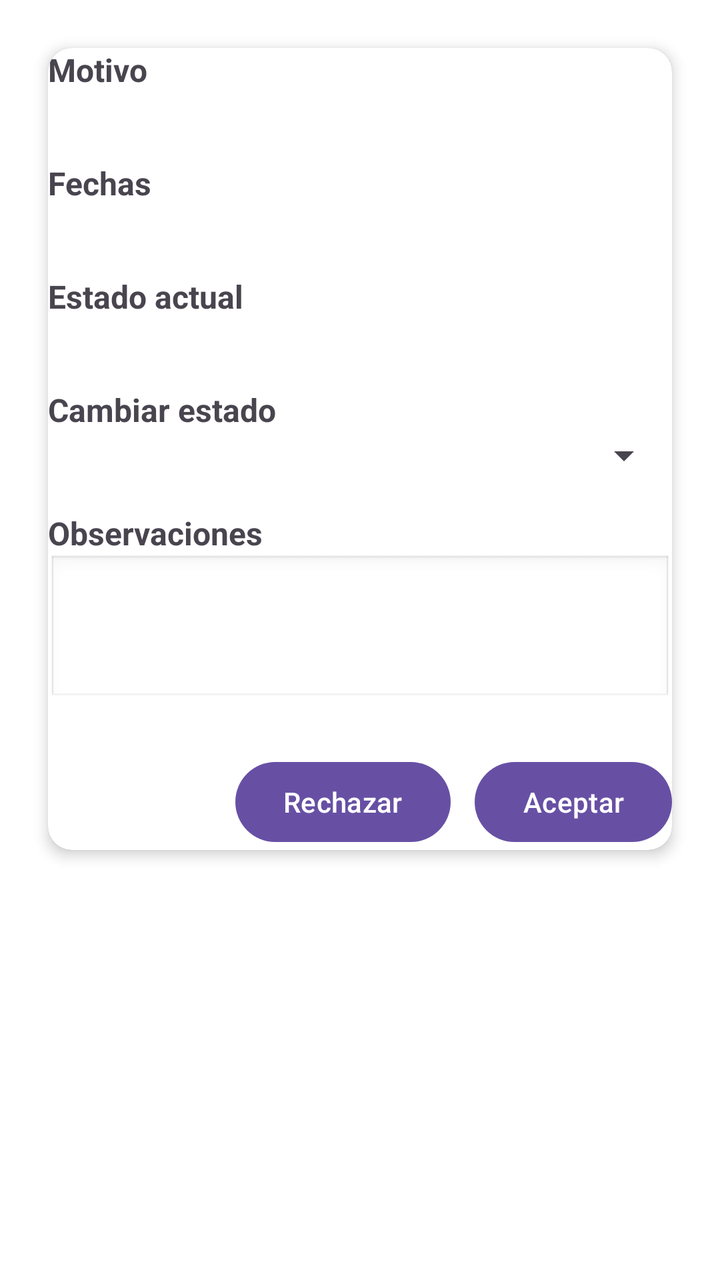
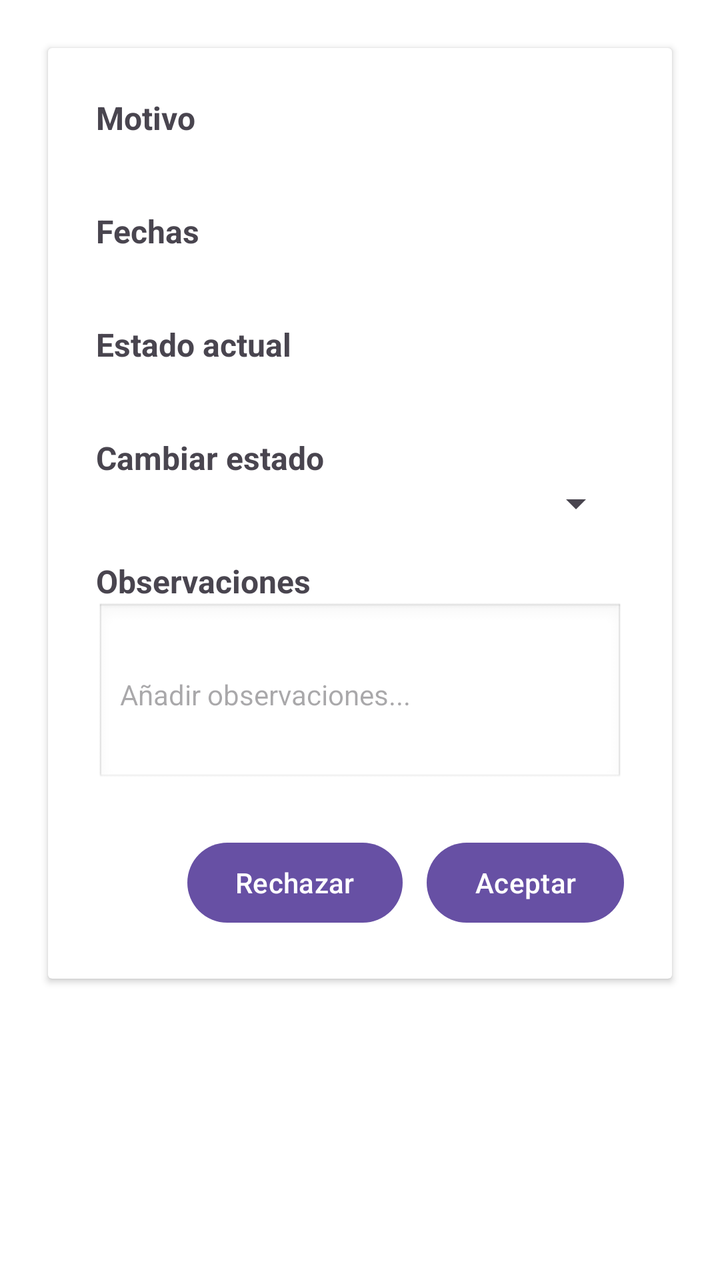

Before-and-after screenshots of an Android layout around one commit, followed by the original layout XML and the change that was made.
<!-- AndroidManifest.xml: application theme Theme.ProyectoAppCBT -->
<!-- res/layout/activity_detalle_solicitud.xml -->
<?xml version="1.0" encoding="utf-8"?>
<androidx.core.widget.NestedScrollView
    xmlns:android="http://schemas.android.com/apk/res/android"
    xmlns:card_view="http://schemas.android.com/apk/res-auto"
    android:layout_width="match_parent"
    android:layout_height="match_parent"
    android:padding="16dp"
    android:background="@android:color/white">

    <androidx.cardview.widget.CardView
        android:layout_width="match_parent"
        android:layout_height="wrap_content"
        card_view:cardCornerRadius="12dp"
        card_view:cardElevation="4dp"
        android:layout_margin="8dp"
        android:padding="16dp">

        <LinearLayout
            android:orientation="vertical"
            android:layout_width="match_parent"
            android:layout_height="wrap_content">

            
            <TextView
                android:layout_width="wrap_content"
                android:layout_height="wrap_content"
                android:text="Motivo"
                android:textStyle="bold"
                android:textSize="16sp"/>
            <TextView
                android:id="@+id/tvMotivoDet"
                android:layout_width="match_parent"
                android:layout_height="wrap_content"
                android:textSize="14sp"
                android:layout_marginBottom="16dp"/>

            
            <TextView
                android:layout_width="wrap_content"
                android:layout_height="wrap_content"
                android:text="Fechas"
                android:textStyle="bold"
                android:textSize="16sp"/>
            <TextView
                android:id="@+id/tvFechasDet"
                android:layout_width="match_parent"
                android:layout_height="wrap_content"
                android:textSize="14sp"
                android:layout_marginBottom="16dp"/>

            
            <TextView
                android:layout_width="wrap_content"
                android:layout_height="wrap_content"
                android:text="Estado actual"
                android:textStyle="bold"
                android:textSize="16sp"/>
            <TextView
                android:id="@+id/tvEstadoActual"
                android:layout_width="match_parent"
                android:layout_height="wrap_content"
                android:textSize="14sp"
                android:layout_marginBottom="16dp"/>

            
            <TextView
                android:layout_width="wrap_content"
                android:layout_height="wrap_content"
                android:text="Cambiar estado"
                android:textStyle="bold"
                android:textSize="16sp"/>
            <Spinner
                android:id="@+id/spNuevoEstado"
                android:layout_width="match_parent"
                android:layout_height="wrap_content"
                android:layout_marginBottom="16dp"/>

            
            <TextView
                android:layout_width="wrap_content"
                android:layout_height="wrap_content"
                android:text="Observaciones"
                android:textStyle="bold"
                android:textSize="16sp"/>
            <EditText
                android:id="@+id/etObservacionesDet"
                android:layout_width="match_parent"
                android:layout_height="wrap_content"
                android:inputType="textMultiLine"
                android:lines="3"
                android:textSize="14sp"
                android:layout_marginBottom="24dp"
                android:padding="12dp"
                android:background="@android:drawable/edit_text"/>

            
            <LinearLayout
                android:orientation="horizontal"
                android:layout_width="match_parent"
                android:layout_height="wrap_content"
                android:gravity="end">

                <Button
                    android:id="@+id/btnRechazar"
                    android:layout_width="wrap_content"
                    android:layout_height="wrap_content"
                    android:text="Rechazar"/>

                <Button
                    android:id="@+id/btnAceptar"
                    android:layout_width="wrap_content"
                    android:layout_height="wrap_content"
                    android:text="Aceptar"
                    android:layout_marginStart="12dp"/>
            </LinearLayout>

        </LinearLayout>

    </androidx.cardview.widget.CardView>

</androidx.core.widget.NestedScrollView>
<!-- resources referenced by this layout -->
<resources>
  <style name="Theme.ProyectoAppCBT" parent="Base.Theme.ProyectoAppCBT" />
  <style name="Base.Theme.ProyectoAppCBT" parent="Theme.Material3.DayNight.NoActionBar">
          
          
      </style>
</resources>

<!-- the commit's change to res/layout/activity_detalle_solicitud.xml (unified diff, before → after) -->
@@ -4,118 +4,117 @@
     xmlns:card_view="http://schemas.android.com/apk/res-auto"
     android:layout_width="match_parent"
     android:layout_height="match_parent"
-    android:padding="16dp"
     android:background="@android:color/white">
 
     <androidx.cardview.widget.CardView
         android:layout_width="match_parent"
         android:layout_height="wrap_content"
-        card_view:cardCornerRadius="12dp"
-        card_view:cardElevation="4dp"
-        android:layout_margin="8dp"
-        android:padding="16dp">
+        android:layout_margin="24dp"
+        >
 
+    <LinearLayout
+        android:orientation="vertical"
+        android:layout_width="match_parent"
+        android:layout_height="wrap_content"
+        android:padding="24dp">
+
+        
+        <TextView
+            android:layout_width="wrap_content"
+            android:layout_height="wrap_content"
+            android:text="Motivo"
+            android:textStyle="bold"
+            android:textSize="16sp"/>
+        <TextView
+            android:id="@+id/tvMotivoDet"
+            android:layout_width="match_parent"
+            android:layout_height="wrap_content"
+            android:textSize="14sp"
+            android:layout_marginBottom="16dp"/>
+
+        
+        <TextView
+            android:layout_width="wrap_content"
+            android:layout_height="wrap_content"
+            android:text="Fechas"
+            android:textStyle="bold"
+            android:textSize="16sp"/>
+        <TextView
+            android:id="@+id/tvFechasDet"
+            android:layout_width="match_parent"
+            android:layout_height="wrap_content"
+            android:textSize="14sp"
+            android:layout_marginBottom="16dp"/>
+
+        
+        <TextView
+            android:layout_width="wrap_content"
+            android:layout_height="wrap_content"
+            android:text="Estado actual"
+            android:textStyle="bold"
+            android:textSize="16sp"/>
+        <TextView
+            android:id="@+id/tvEstadoActual"
+            android:layout_width="match_parent"
+            android:layout_height="wrap_content"
+            android:textSize="14sp"
+            android:layout_marginBottom="16dp"/>
+
+        
+        <TextView
+            android:layout_width="wrap_content"
+            android:layout_height="wrap_content"
+            android:text="Cambiar estado"
+            android:textStyle="bold"
+            android:textSize="16sp"/>
+        <Spinner
+            android:id="@+id/spNuevoEstado"
+            android:layout_width="match_parent"
+            android:layout_height="wrap_content"
+            android:layout_marginBottom="16dp"/>
+
+        
+        <TextView
+            android:layout_width="wrap_content"
+            android:layout_height="wrap_content"
+            android:text="Observaciones"
+            android:textStyle="bold"
+            android:textSize="16sp"/>
+        <EditText
+            android:id="@+id/etObservacionesDet"
+            android:layout_width="match_parent"
+            android:layout_height="wrap_content"
+            android:inputType="textMultiLine"
+            android:lines="4"
+            android:hint="Añadir observaciones..."
+            android:textSize="14sp"
+            android:layout_marginBottom="24dp"
+            android:padding="12dp"
+            android:background="@android:drawable/edit_text"/>
+
+        
         <LinearLayout
-            android:orientation="vertical"
+            android:orientation="horizontal"
             android:layout_width="match_parent"
-            android:layout_height="wrap_content">
+            android:layout_height="wrap_content"
+            android:gravity="end">
 
-            
-            <TextView
+            <Button
+                android:id="@+id/btnRechazar"
                 android:layout_width="wrap_content"
                 android:layout_height="wrap_content"
-                android:text="Motivo"
-                android:textStyle="bold"
-                android:textSize="16sp"/>
-            <TextView
-                android:id="@+id/tvMotivoDet"
-                android:layout_width="match_parent"
-                android:layout_height="wrap_content"
-                android:textSize="14sp"
-                android:layout_marginBottom="16dp"/>
+                android:text="Rechazar"/>
 
-            
-            <TextView
+            <Button
+                android:id="@+id/btnAceptar"
                 android:layout_width="wrap_content"
                 android:layout_height="wrap_content"
-                android:text="Fechas"
-                android:textStyle="bold"
-                android:textSize="16sp"/>
-            <TextView
-                android:id="@+id/tvFechasDet"
-                android:layout_width="match_parent"
-                android:layout_height="wrap_content"
-                android:textSize="14sp"
-                android:layout_marginBottom="16dp"/>
-
-            
-            <TextView
-                android:layout_width="wrap_content"
-                android:layout_height="wrap_content"
-                android:text="Estado actual"
-                android:textStyle="bold"
-                android:textSize="16sp"/>
-            <TextView
-                android:id="@+id/tvEstadoActual"
-                android:layout_width="match_parent"
-                android:layout_height="wrap_content"
-                android:textSize="14sp"
-                android:layout_marginBottom="16dp"/>
-
-            
-            <TextView
-                android:layout_width="wrap_content"
-                android:layout_height="wrap_content"
-                android:text="Cambiar estado"
-                android:textStyle="bold"
-                android:textSize="16sp"/>
-            <Spinner
-                android:id="@+id/spNuevoEstado"
-                android:layout_width="match_parent"
-                android:layout_height="wrap_content"
-                android:layout_marginBottom="16dp"/>
-
-            
-            <TextView
-                android:layout_width="wrap_content"
-                android:layout_height="wrap_content"
-                android:text="Observaciones"
-                android:textStyle="bold"
-                android:textSize="16sp"/>
-            <EditText
-                android:id="@+id/etObservacionesDet"
-                android:layout_width="match_parent"
-                android:layout_height="wrap_content"
-                android:inputType="textMultiLine"
-                android:lines="3"
-                android:textSize="14sp"
-                android:layout_marginBottom="24dp"
-                android:padding="12dp"
-                android:background="@android:drawable/edit_text"/>
-
-            
-            <LinearLayout
-                android:orientation="horizontal"
-                android:layout_width="match_parent"
-                android:layout_height="wrap_content"
-                android:gravity="end">
-
-                <Button
-                    android:id="@+id/btnRechazar"
-                    android:layout_width="wrap_content"
-                    android:layout_height="wrap_content"
-                    android:text="Rechazar"/>
-
-                <Button
-                    android:id="@+id/btnAceptar"
-                    android:layout_width="wrap_content"
-                    android:layout_height="wrap_content"
-                    android:text="Aceptar"
-                    android:layout_marginStart="12dp"/>
-            </LinearLayout>
-
+                android:text="Aceptar"
+                android:layout_marginStart="12dp"/>
         </LinearLayout>
 
-    </androidx.cardview.widget.CardView>
+    </LinearLayout>
 
-</androidx.core.widget.NestedScrollView>
+</androidx.cardview.widget.CardView>
+
+    </androidx.core.widget.NestedScrollView>
